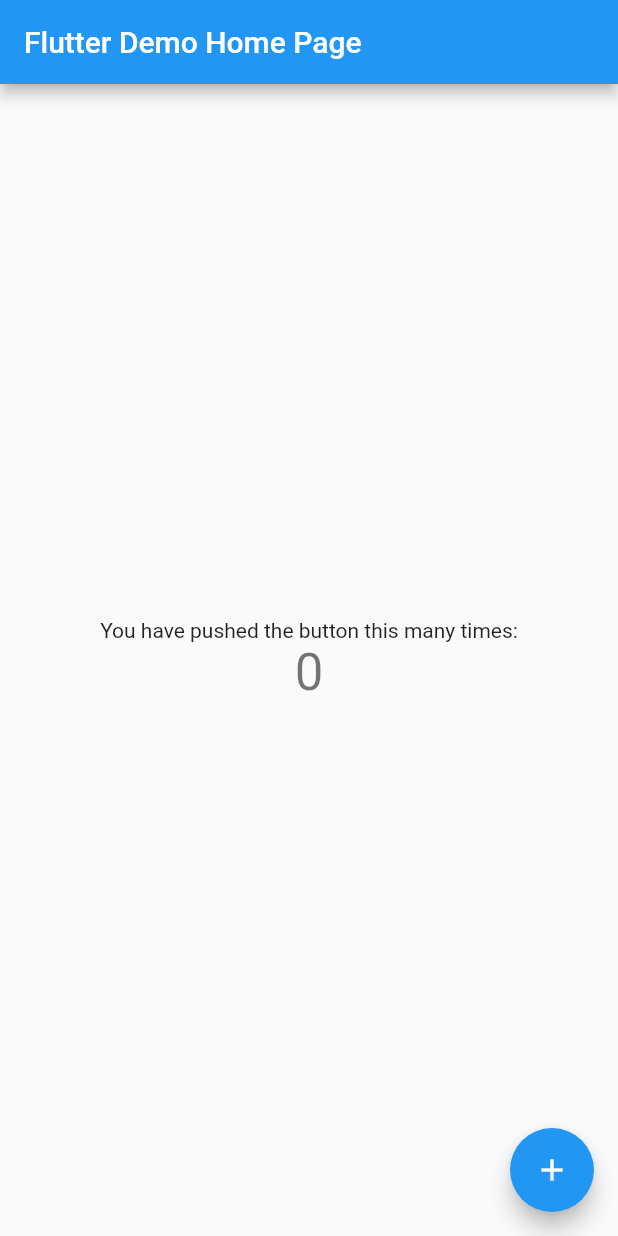
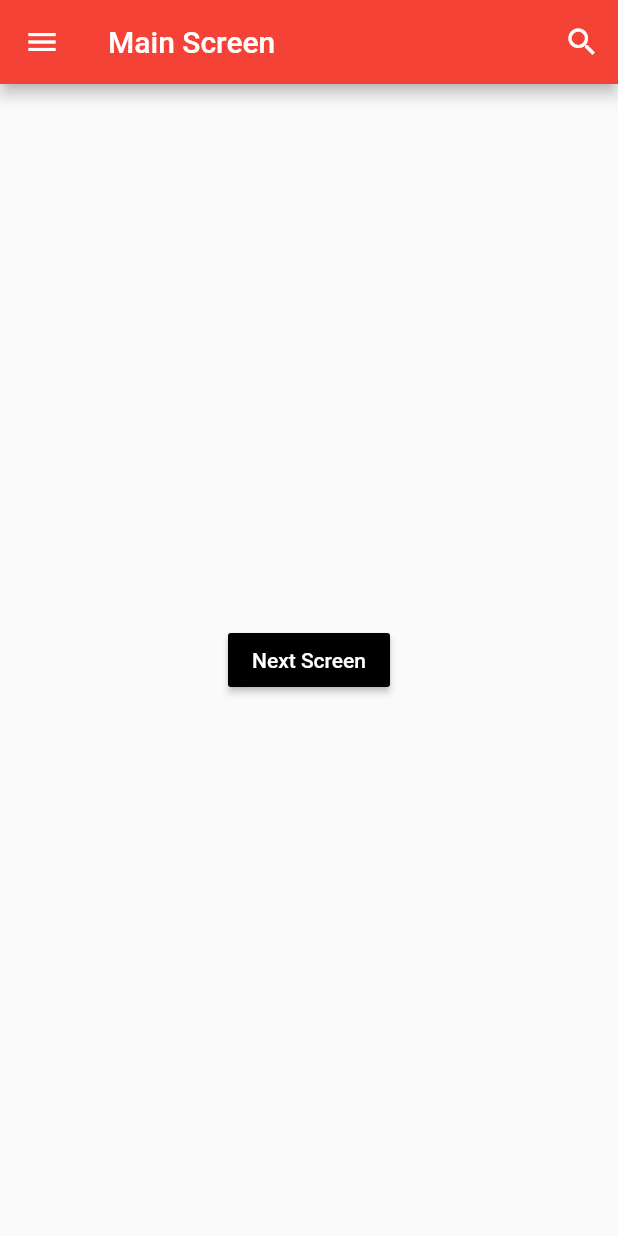
Before and after one commit to gkydev/pati-mobile, a Flutter app: the screen it shows after launch, on a phone screen of 412 x 824 dp. Run offline on Flutter 3.47's test engine with Material 2 defaults, Android fonts, the phone set to English and light mode, and no system bars; generated files the repository leaves out were written again.

Commit message:
main changed

```diff
--- a/lib/main.dart
+++ b/lib/main.dart
@@ -1,5 +1,7 @@
 import 'package:flutter/material.dart';
+import 'package:pati_mobile/mainScreen.dart';
 import 'package:pati_mobile/services/PetService.dart';
+import "mainScreen.dart";
 
 void main() {
   runApp(MyApp());
@@ -22,94 +24,9 @@
         // or simply save your changes to "hot reload" in a Flutter IDE).
         // Notice that the counter didn't reset back to zero; the application
         // is not restarted.
-        primarySwatch: Colors.blue,
+        primaryColor: Colors.red,
       ),
-      home: MyHomePage(title: 'Flutter Demo Home Page'),
+      home: MainScreen(),
     );
   }
 }
-
-class MyHomePage extends StatefulWidget {
-  MyHomePage({Key key, this.title}) : super(key: key);
-
-  // This widget is the home page of your application. It is stateful, meaning
-  // that it has a State object (defined below) that contains fields that affect
-  // how it looks.
-
-  // This class is the configuration for the state. It holds the values (in this
-  // case the title) provided by the parent (in this case the App widget) and
-  // used by the build method of the State. Fields in a Widget subclass are
-  // always marked "final".
-
-  final String title;
-
-  @override
-  _MyHomePageState createState() => _MyHomePageState();
-}
-
-class _MyHomePageState extends State<MyHomePage> {
-  int _counter = 0;
-
-  void _incrementCounter() {
-    setState(() {
-      // This call to setState tells the Flutter framework that something has
-      // changed in this State, which causes it to rerun the build method below
-      // so that the display can reflect the updated values. If we changed
-      // _counter without calling setState(), then the build method would not be
-      // called again, and so nothing would appear to happen.
-      _counter++;
-    });
-  }
-
-  @override
-  Widget build(BuildContext context) {
-    // This method is rerun every time setState is called, for instance as done
-    // by the _incrementCounter method above.
-    //
-    // The Flutter framework has been optimized to make rerunning build methods
-    // fast, so that you can just rebuild anything that needs updating rather
-    // than having to individually change instances of widgets.
-    return Scaffold(
-      appBar: AppBar(
-        // Here we take the value from the MyHomePage object that was created by
-        // the App.build method, and use it to set our appbar title.
-        title: Text(widget.title),
-      ),
-      body: Center(
-        // Center is a layout widget. It takes a single child and positions it
-        // in the middle of the parent.
-        child: Column(
-          // Column is also a layout widget. It takes a list of children and
-          // arranges them vertically. By default, it sizes itself to fit its
-          // children horizontally, and tries to be as tall as its parent.
-          //
-          // Invoke "debug painting" (press "p" in the console, choose the
-          // "Toggle Debug Paint" action from the Flutter Inspector in Android
-          // Studio, or the "Toggle Debug Paint" command in Visual Studio Code)
-          // to see the wireframe for each widget.
-          //
-          // Column has various properties to control how it sizes itself and
-          // how it positions its children. Here we use mainAxisAlignment to
-          // center the children vertically; the main axis here is the vertical
-          // axis because Columns are vertical (the cross axis would be
-          // horizontal).
-          mainAxisAlignment: MainAxisAlignment.center,
-          children: <Widget>[
-            Text(
-              'You have pushed the button this many times:',
-            ),
-            Text(
-              '$_counter',
-              style: Theme.of(context).textTheme.headline4,
-            ),
-          ],
-        ),
-      ),
-      floatingActionButton: FloatingActionButton(
-        onPressed: _incrementCounter,
-        tooltip: 'Increment',
-        child: Icon(Icons.add),
-      ), // This trailing comma makes auto-formatting nicer for build methods.
-    );
-  }
-}
--- /dev/null
+++ b/lib/mainScreen.dart
@@ -0,0 +1,34 @@
+import 'package:flutter/material.dart';
+import "secondScreen.dart";
+
+class MainScreen extends StatelessWidget {
+  @override
+  Widget build(BuildContext context) {
+    return Scaffold(
+      appBar: AppBar(
+        leading: IconButton(icon: Icon(Icons.menu), onPressed: () {}),
+        title: Text("Main Screen"),
+        actions: <Widget>[
+          IconButton(icon: Icon(Icons.search), onPressed: () {}),
+        ],
+      ),
+      body: Center(
+        child: RaisedButton(
+          child: Text(
+            "Next Screen",
+            style: TextStyle(
+              color: Colors.white,
+            ),
+          ),
+          color: Colors.black,
+          onPressed: () {
+            Navigator.push(
+              context,
+              MaterialPageRoute(builder: (context) => SecondScreen()),
+            );
+          },
+        ),
+      ),
+    );
+  }
+}
```
Also changed, not shown: lib/secondScreen.dart (added, +38 -0 lines), lib/screens/pet_listing.dart (added).
